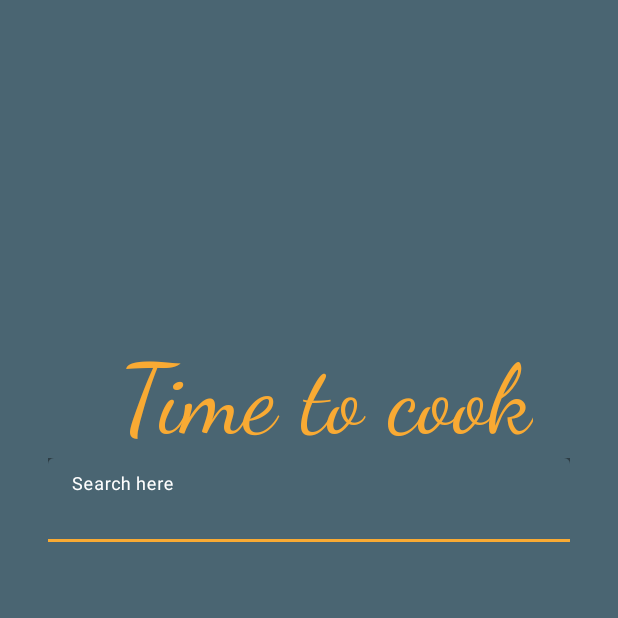
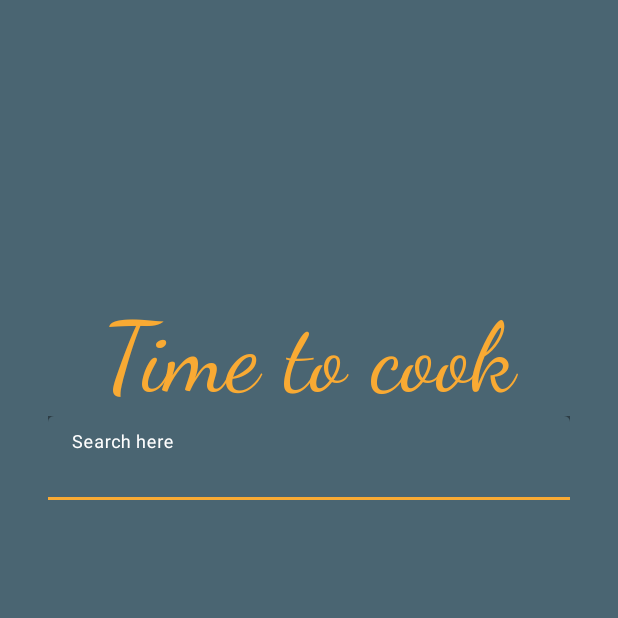
Before and after one commit to margkollar/FuriousLadle, an Android app: the Search screen opened directly, with no data from a screen before it, on a phone screen of 412 x 824 dp, the top half of it. Run offline under Robolectric (Android 15) with nearby library versions, the phone set to English and light mode, and no system bars.

```diff
--- a/app/src/main/res/layout/activity_search.xml
+++ b/app/src/main/res/layout/activity_search.xml
@@ -11,11 +11,11 @@
 
     <com.google.android.material.textview.MaterialTextView
         android:id="@+id/tittle"
-        android:layout_width="wrap_content"
+        android:layout_width="match_parent"
         android:layout_height="0dp"
-        android:layout_marginStart="80dp"
-        android:layout_marginTop="228dp"
+        android:layout_marginTop="200dp"
         android:fontFamily="cursive"
+        android:gravity="center"
         android:text="Time to cook"
         android:textColor="@color/buttons"
         android:textSize="@dimen/dp64"
```
